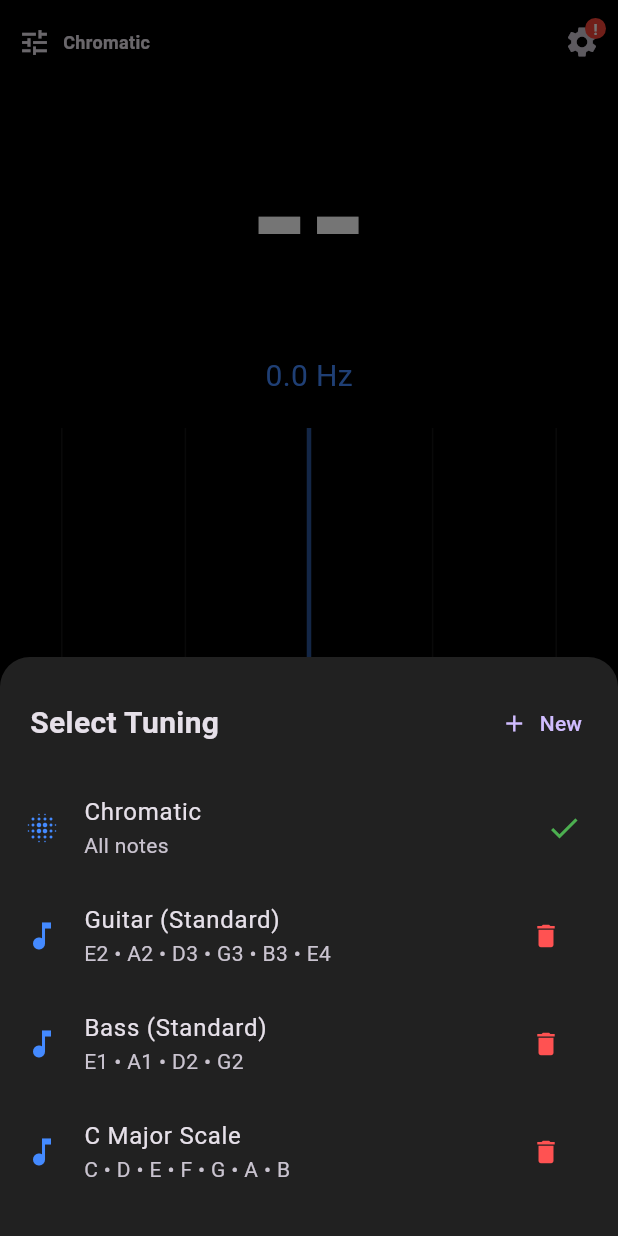
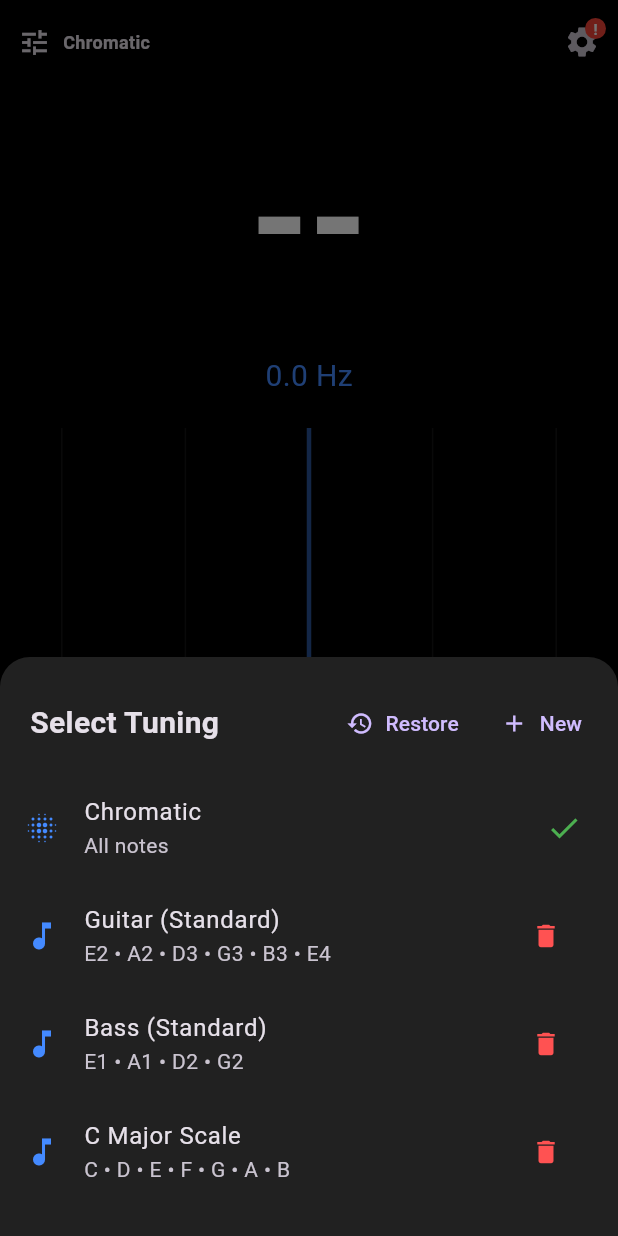
Before and after one commit to philipkingg/tuner, a Flutter app: the screen it shows after launch, after a tap on "Chromatic", on a phone screen of 412 x 824 dp. Run offline on Flutter 3.47's test engine with Material 3 defaults, Android fonts, the phone set to English and light mode, and no system bars; our stand-ins replace shared_preferences; missing offline and left inert: pitch_detector_dart, record.

Commit message:
restore default tunings button

```diff
--- a/lib/ui/widgets/tuning_menu.dart
+++ b/lib/ui/widgets/tuning_menu.dart
@@ -7,6 +7,7 @@ class TuningMenu extends StatelessWidget {
   final ValueChanged<int> onPresetSelected;
   final VoidCallback onCreateNew;
   final ValueChanged<TuningPreset>? onDelete;
+  final VoidCallback? onRestoreDefaults;
 
   const TuningMenu({
     super.key,
@@ -15,6 +16,7 @@ class TuningMenu extends StatelessWidget {
     required this.onPresetSelected,
     required this.onCreateNew,
     this.onDelete,
+    this.onRestoreDefaults,
   });
 
   @override
@@ -29,7 +31,21 @@ class TuningMenu extends StatelessWidget {
             children: [
               const Padding(
                 padding: EdgeInsets.only(left: 20),
-                child: Text("Select Tuning", style: TextStyle(fontSize: 20, fontWeight: FontWeight.bold)),
+                child: Text(
+                  "Select Tuning",
+                  style: TextStyle(fontSize: 20, fontWeight: FontWeight.bold),
+                ),
+              ),
+              Row(
+                children: [
+                  if (onRestoreDefaults != null)
+                    TextButton.icon(
+                      onPressed: () {
+                        onRestoreDefaults!();
+                        Navigator.pop(context);
+                      },
+                      icon: const Icon(Icons.restore, size: 18),
+                      label: const Text("Restore"),
                     ),
                   Padding(
                     padding: const EdgeInsets.only(right: 8.0),
@@ -45,6 +61,8 @@ class TuningMenu extends StatelessWidget {
                   ),
                 ],
               ),
+            ],
+          ),
           const SizedBox(height: 10),
           Flexible(
             child: ListView.builder(
@@ -53,16 +71,28 @@ class TuningMenu extends StatelessWidget {
               itemBuilder: (context, index) {
                 final preset = presets[index];
                 return ListTile(
-                  leading: Icon(index == 0 ? Icons.blur_on : Icons.music_note, color: Colors.blueAccent),
+                  leading: Icon(
+                    index == 0 ? Icons.blur_on : Icons.music_note,
+                    color: Colors.blueAccent,
+                  ),
                   title: Text(preset.name),
-                  subtitle: Text(preset.notes.isEmpty ? "All notes" : preset.notes.join(" • ")),
+                  subtitle: Text(
+                    preset.notes.isEmpty
+                        ? "All notes"
+                        : preset.notes.join(" • "),
+                  ),
                   trailing: Row(
                     mainAxisSize: MainAxisSize.min,
                     children: [
-                      if (selectedIndex == index) const Icon(Icons.check, color: Colors.green),
+                      if (selectedIndex == index)
+                        const Icon(Icons.check, color: Colors.green),
                       if (preset.name != "Chromatic" && onDelete != null)
                         IconButton(
-                          icon: const Icon(Icons.delete, color: Colors.redAccent, size: 20),
+                          icon: const Icon(
+                            Icons.delete,
+                            color: Colors.redAccent,
+                            size: 20,
+                          ),
                           onPressed: () => onDelete!(preset),
                         ),
                     ],
```
Also changed, not shown: lib/ui/screens/tuner_home.dart (+15 -0 lines). Lines whose indentation alone changed are shown as unchanged.
